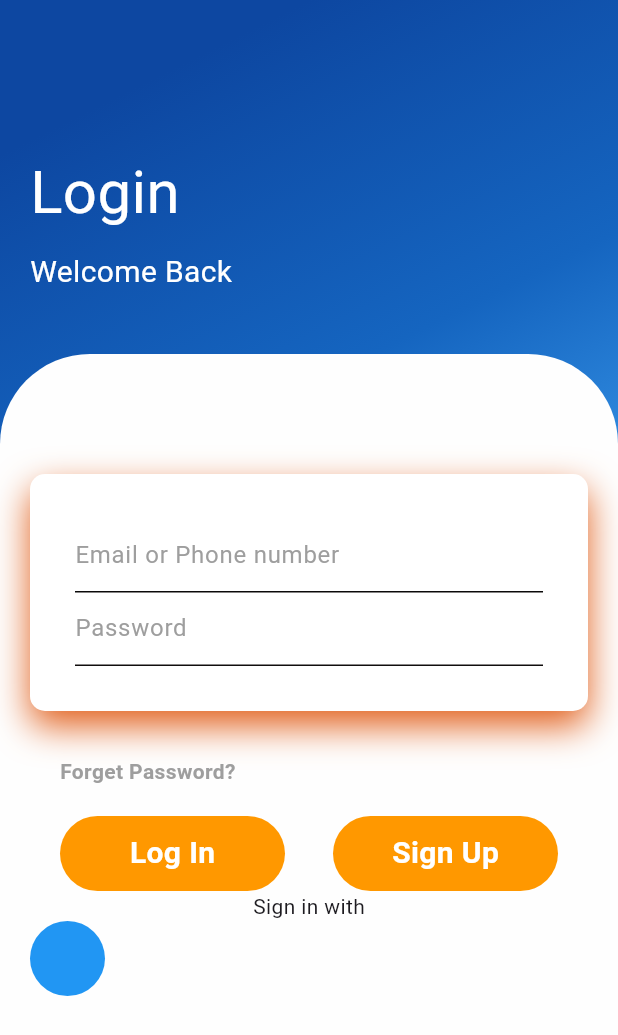
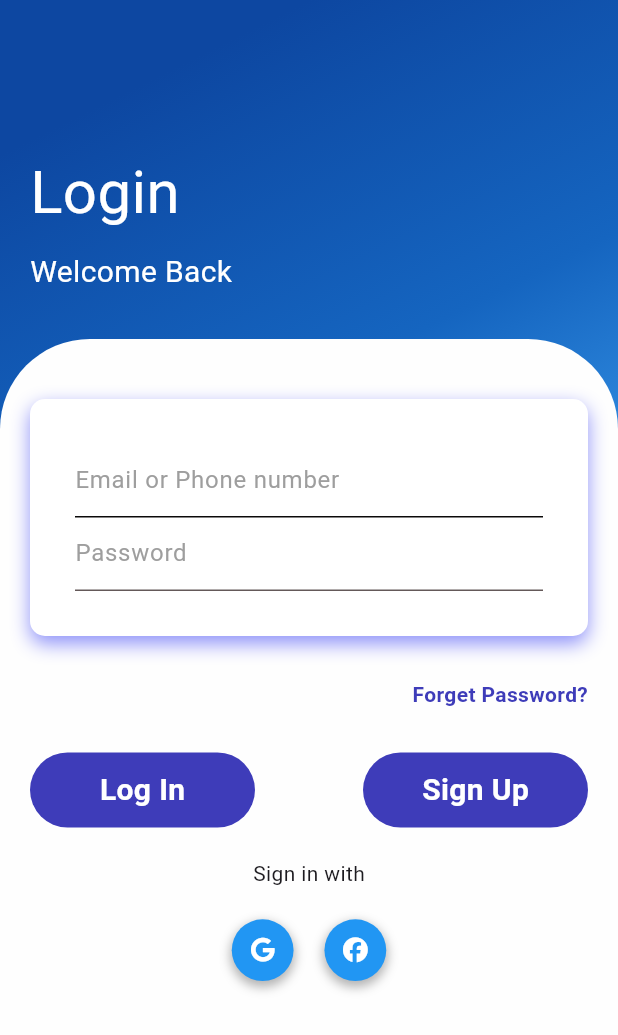
Before and after one commit to Diperson20/gharbhada, a Flutter app: the screen it shows after launch, on a phone screen of 412 x 824 dp. Shown: the top 1035 px of the screen. Run offline on Flutter 3.47's test engine with Material 3 defaults, Android fonts, the phone set to English and light mode, and no system bars; our stand-ins replace font_awesome_flutter.

Commit message:
updated login

```diff
--- a/lib/pages/login.dart
+++ b/lib/pages/login.dart
@@ -1,6 +1,7 @@
 import 'package:flutter/cupertino.dart';
 import 'package:flutter/material.dart';
 import 'package:flutter/widgets.dart';
+import 'package:font_awesome_flutter/font_awesome_flutter.dart';
 
 class Login extends StatefulWidget {
   const Login({super.key});
@@ -50,7 +51,7 @@ class _LoginState extends State<Login> {
               ),
             ),
             const SizedBox(
-              height: 20,
+              height: 10,
             ),
             Expanded(
               // Login below code
@@ -63,10 +64,11 @@ class _LoginState extends State<Login> {
                 ),
                 child: Padding(
                   padding: EdgeInsets.all(20),
+                  child: SingleChildScrollView(
                     child: Column(
                       children: [
                         SizedBox(
-                        height: 60,
+                          height: 20,
                         ),
                         Container(
                           //container login and password info
@@ -76,9 +78,10 @@ class _LoginState extends State<Login> {
                               borderRadius: BorderRadius.circular(10),
                               boxShadow: [
                                 BoxShadow(
-                                color: Color.fromRGBO(225, 95, 27, 3),
-                                blurRadius: 20,
-                                offset: Offset(0, 10),
+                                  color: const Color.fromARGB(255, 33, 40, 243)
+                                      .withOpacity(0.5),
+                                  blurRadius: 10,
+                                  offset: Offset(0, 5),
                                 )
                               ]),
                           child: Column(
@@ -106,8 +109,8 @@ class _LoginState extends State<Login> {
                                 decoration: BoxDecoration(
                                   border: Border(
                                     bottom: BorderSide(
-                                      color: const Color.fromARGB(
-                                          255, 17, 14, 14)!),
+                                        color:
+                                            Color.fromARGB(255, 100, 89, 89)!),
                                   ),
                                 ),
                                 child: TextField(
@@ -122,32 +125,26 @@ class _LoginState extends State<Login> {
                           ),
                         ), //this is a pass login container
                         SizedBox(
-                        height: 30,
-                      ),
-                      Container(
-                        child: Row(
-                          mainAxisAlignment: MainAxisAlignment.start,
+                            height: MediaQuery.of(context).size.width * 0.07),
+
+                        Row(
+                          mainAxisAlignment: MainAxisAlignment.end,
                           children: [
                             Container(
-                              child: Padding(
-                                padding: const EdgeInsets.only(left: 20),
                               child: Text(
                                 "Forget Password?",
                                 style: TextStyle(
-                                      color: Colors.grey,
+                                    color: Color.fromARGB(255, 62, 60, 185),
                                     fontWeight: FontWeight.bold),
-                                ),
                               ),
                             ),
                           ],
                         ),
-                      ),
+
                         SizedBox(
-                        height: 20,
-                      ),
-                      Padding(
-                        padding: const EdgeInsets.only(right: 20, left: 20),
-                        child: Row(
+                            height: MediaQuery.of(context).size.width * 0.07),
+
+                        Row(
                           mainAxisAlignment: MainAxisAlignment.spaceBetween,
                           children: [
                             Container(
@@ -156,7 +153,7 @@ class _LoginState extends State<Login> {
                               width: 150,
                               decoration: BoxDecoration(
                                 borderRadius: BorderRadius.circular(50),
-                                color: Colors.orange,
+                                color: Color.fromARGB(255, 62, 60, 185),
                               ),
                               child: Center(
                                 child: Text(
@@ -174,7 +171,7 @@ class _LoginState extends State<Login> {
                               width: 150,
                               decoration: BoxDecoration(
                                 borderRadius: BorderRadius.circular(50),
-                                color: Colors.orange,
+                                color: Color.fromARGB(255, 62, 60, 185),
                               ),
                               child: Center(
                                 child: Text(
@@ -188,24 +185,80 @@ class _LoginState extends State<Login> {
                             ),
                           ],
                         ),
-                      ),
+                        SizedBox(
+                            height: MediaQuery.of(context).size.width * 0.05),
+
                         Container(
                           child: Text("Sign in with"),
                         ),
+                        SizedBox(
+                            height: MediaQuery.of(context).size.width * 0.05),
                         Container(
                           child: Row(
+                            mainAxisAlignment: MainAxisAlignment.center,
                             children: [
                               Container(
-                              height: 50,
-                              width: 50,
+                                height: MediaQuery.of(context).size.width *
+                                    0.1, // Responsive height (10% of screen width)
+                                width: MediaQuery.of(context).size.width *
+                                    0.1, // Responsive width (10% of screen width)
+                                alignment: Alignment.center,
                                 decoration: BoxDecoration(
                                   color: Colors.blue,
-                                  borderRadius: BorderRadius.circular(100)),
-                            ), //google
+                                  borderRadius: BorderRadius.circular(100),
+                                  boxShadow: [
+                                    BoxShadow(
+                                      color: Colors.black
+                                          .withOpacity(0.3), // Shadow color
+                                      spreadRadius: 1,
+                                      blurRadius: 5,
+                                      offset: Offset(
+                                          0, 3), // Shadow position (top-left)
+                                    ),
+                                  ],
+                                ),
+                                child: FaIcon(
+                                  FontAwesomeIcons.google,
+                                  size: MediaQuery.of(context).size.width *
+                                      0.04, // Responsive icon size (4% of screen width)
+                                  color: Colors.white, // Icon color
+                                ),
+                              ),
+                              SizedBox(
+                                  width: MediaQuery.of(context).size.width *
+                                      0.05), // Responsive space between containers (5% of screen width)
+                              Container(
+                                height: MediaQuery.of(context).size.width *
+                                    0.1, // Responsive height (10% of screen width)
+                                width: MediaQuery.of(context).size.width *
+                                    0.1, // Responsive width (10% of screen width)
+                                alignment: Alignment.center,
+                                decoration: BoxDecoration(
+                                  color: Colors.blue,
+                                  borderRadius: BorderRadius.circular(100),
+                                  boxShadow: [
+                                    BoxShadow(
+                                      color: Colors.black
+                                          .withOpacity(0.3), // Shadow color
+                                      spreadRadius: 1,
+                                      blurRadius: 5,
+                                      offset: Offset(
+                                          0, 3), // Shadow position (top-left)
+                                    ),
+                                  ],
+                                ),
+                                child: FaIcon(
+                                  FontAwesomeIcons.facebook,
+                                  size: MediaQuery.of(context).size.width *
+                                      0.04, // Responsive icon size (4% of screen width)
+                                  color: Colors.white, // Icon color
+                                ),
+                              ),
                             ],
                           ),
                         )
                       ],
+                    ),
                   ),
                 ),
               ),
--- a/pubspec.yaml
+++ b/pubspec.yaml
@@ -35,6 +35,7 @@ dependencies:
   # The following adds the Cupertino Icons font to your application.
   # Use with the CupertinoIcons class for iOS style icons.
   cupertino_icons: ^1.0.6
+  font_awesome_flutter: ^10.7.0
 
 dev_dependencies:
   flutter_test:
```
Also changed, not shown: pubspec.lock. Lines whose indentation alone changed are shown as unchanged.
